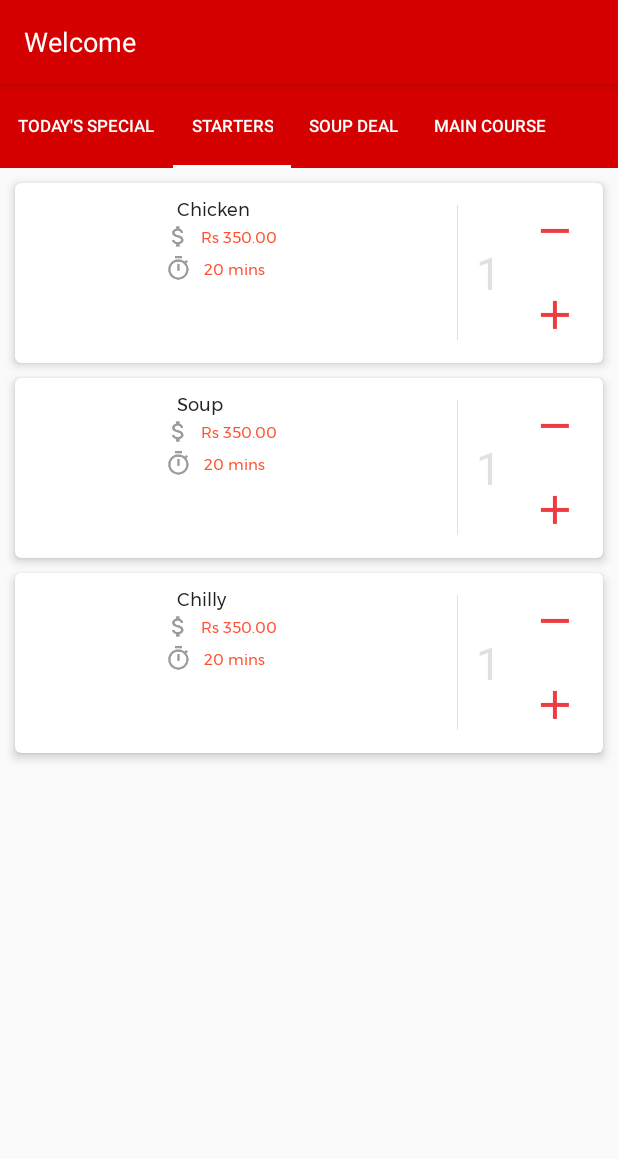
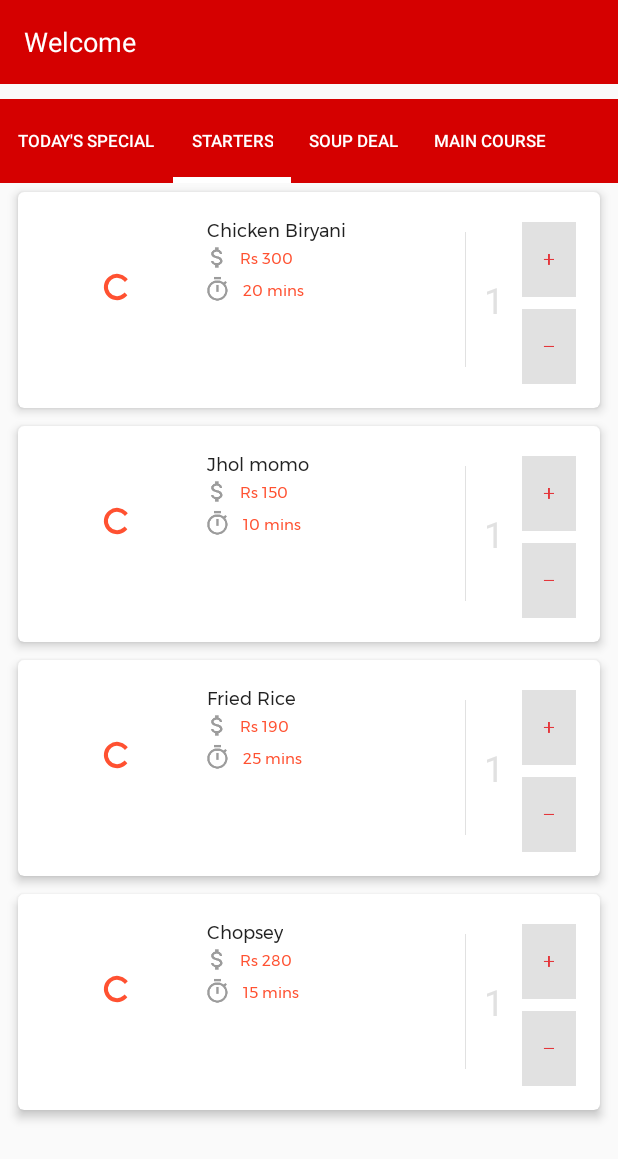
Before and after one commit to bipin-adh/Order-Manage, an Android app: the screen it shows after launch (MainActivity), tab 2 chosen, on a phone screen of 412 x 824 dp. Shown: the top 1159 px of the screen. Run offline under Robolectric (Android 15) with nearby library versions, the phone set to English and light mode, and no system bars; pictures from the network do not load; 1 statement that could not run was skipped.

Commit message:
Add quantity logic

```diff
--- a/app/src/main/AndroidManifest.xml
+++ b/app/src/main/AndroidManifest.xml
@@ -1,6 +1,9 @@
 <?xml version="1.0" encoding="utf-8"?>
 <manifest xmlns:android="http://schemas.android.com/apk/res/android"
     package="com.example.bpn8adh.ordermanage">
+
+    <uses-permission android:name="android.permission.INTERNET" />
+
 
     <application
         android:allowBackup="true"
--- a/app/src/main/java/com/example/bpn8adh/ordermanage/activities/MainActivity.java
+++ b/app/src/main/java/com/example/bpn8adh/ordermanage/activities/MainActivity.java
@@ -4,6 +4,7 @@ import android.os.Bundle;
 import android.support.design.widget.TabLayout;
 import android.support.v4.view.ViewPager;
 import android.support.v7.app.AppCompatActivity;
+import android.view.WindowManager;
 
 import com.example.bpn8adh.ordermanage.R;
 import com.example.bpn8adh.ordermanage.adapters.TabPagerAdapter;
--- /dev/null
+++ b/app/src/main/java/com/example/bpn8adh/ordermanage/adapters/MainCourseAdapter.java
@@ -0,0 +1,8 @@
+package com.example.bpn8adh.ordermanage.adapters;
+
+/**
+ * Created by bpn8adh on 28/02/18.
+ */
+
+public class MainCourseAdapter {
+}
--- /dev/null
+++ b/app/src/main/java/com/example/bpn8adh/ordermanage/adapters/SoupAdapter.java
@@ -0,0 +1,8 @@
+package com.example.bpn8adh.ordermanage.adapters;
+
+/**
+ * Created by bpn8adh on 28/02/18.
+ */
+
+public class SoupAdapter {
+}
--- a/app/src/main/java/com/example/bpn8adh/ordermanage/adapters/StartersAdapter.java
+++ b/app/src/main/java/com/example/bpn8adh/ordermanage/adapters/StartersAdapter.java
@@ -9,49 +9,61 @@ import android.graphics.Bitmap;
 import android.support.v4.graphics.drawable.RoundedBitmapDrawable;
 import android.support.v4.graphics.drawable.RoundedBitmapDrawableFactory;
 import android.support.v7.widget.RecyclerView;
+import android.util.Log;
 import android.view.LayoutInflater;
 import android.view.View;
 import android.view.ViewGroup;
 import android.widget.ImageView;
+import android.widget.ProgressBar;
 import android.widget.TextView;
 
 import com.bumptech.glide.Glide;
 import com.bumptech.glide.request.target.BitmapImageViewTarget;
 import com.example.bpn8adh.ordermanage.R;
+import com.example.bpn8adh.ordermanage.models.FoodDetails;
 
-public class StartersAdapter extends RecyclerView.Adapter<StartersAdapter.MyViewHolder> {
+import java.util.ArrayList;
 
-    private final boolean isGridView;
+public class StartersAdapter extends RecyclerView.Adapter<StartersAdapter.MyViewHolder>{
+
+    public static final String TAG = StartersAdapter.class.getSimpleName();
     private Context context;
-    private String[] app_name;
-    private int[] app_icon;
     private MyViewHolder myViewHolder;
+    private ArrayList<FoodDetails> foodDetailList = new ArrayList<>();
 
-    public StartersAdapter(Context context, String[] app_name, int[] app_icon, boolean isGridView) {
+    private String foodName;
+    private String foodPrice;
+    private String foodPrepTime;
+    private String foodImage;
+
+    private int quantityCount = 0;
+
+    public StartersAdapter(Context context, ArrayList<FoodDetails> foodDetailList) {
 
         this.context = context;
-        this.app_icon = app_icon;
-        this.app_name = app_name;
-        this.isGridView = isGridView;
+        this.foodDetailList = foodDetailList;
     }
 
     @Override
     public MyViewHolder onCreateViewHolder(ViewGroup parent, int viewType) {
 
         View itemView;
-//            itemView = LayoutInflater.from(parent.getContext())
-//                    .inflate(R.layout.custom_grid, parent, false);
         itemView = LayoutInflater.from(parent.getContext())
                 .inflate(R.layout.item_list, parent, false);
 
         myViewHolder = new MyViewHolder(itemView);
         return myViewHolder;
-
     }
 
     @Override
     public void onBindViewHolder(final MyViewHolder holder, int position) {
-        Glide.with(context).load(app_icon[position]).asBitmap().centerCrop().into(new BitmapImageViewTarget(holder.imageViewItem) {
+        holder.progressBar.setVisibility(View.VISIBLE);
+        foodName = foodDetailList.get(position).getFoodName();
+        foodPrice = foodDetailList.get(position).getFoodPrice();
+        foodImage = foodDetailList.get(position).getFoodImage();
+        foodPrepTime = foodDetailList.get(position).getFoodPreparationTime();
+
+        Glide.with(context).load(foodImage).asBitmap().centerCrop().into(new BitmapImageViewTarget(holder.imageViewItem) {
             @Override
             protected void setResource(Bitmap resource) {
                 RoundedBitmapDrawable circularBitmapDrawable =
@@ -59,25 +71,74 @@ public class StartersAdapter extends RecyclerView.Adapter<StartersAdapter.MyView
 //                circularBitmapDrawable.setCircular(true);
 //                circularBitmapDrawable.setCornerRadius(16);
                 holder.imageViewItem.setImageDrawable(circularBitmapDrawable);
+                if (holder.progressBar != null) {
+                    holder.progressBar.setVisibility(View.GONE);
+                }
             }
         });
-        holder.textViewItemName.setText(app_name[position]);
+        holder.textViewItemName.setText(foodName);
+        holder.textViewPrepTime.setText(foodPrepTime);
+        holder.textViewPrice.setText(foodPrice);
+
+        holder.imageViewQuantityIncrease.setOnClickListener(new View.OnClickListener() {
+            @Override
+            public void onClick(View view) {
+                int addCount = increaseQuantityCount();
+                holder.textViewQuantityTotal.setText(""+addCount);
+            }
+        });
+        holder.imageViewQuantityDecrease.setOnClickListener(new View.OnClickListener() {
+            @Override
+            public void onClick(View view) {
+             int decreaseCount = decreaseQuantityCount();
+             holder.textViewQuantityTotal.setText(""+decreaseCount);
+            }
+        });
+
+//        holder.textViewQuantityTotal.setText(String.valueOf(quantityCount));
     }
 
     @Override
     public int getItemCount() {
-        return app_name.length;
+        return foodDetailList.size();
+    }
+
+    private int decreaseQuantityCount() {
+        if (quantityCount > 0) {
+            quantityCount--;
+        }
+        Log.d(TAG, "aaaa decreaseQuantityCount: - --->" + quantityCount);
+        return quantityCount;
+    }
+
+    private int increaseQuantityCount() {
+        quantityCount++;
+        Log.d(TAG, "aaaa increaseQuantityCount: + ---> " + quantityCount);
+        return quantityCount;
     }
 
     public class MyViewHolder extends RecyclerView.ViewHolder {
         TextView textViewItemName;
+        TextView textViewPrepTime;
+        TextView textViewQuantityTotal;
+        TextView textViewPrice;
+
+        ProgressBar progressBar;
         ImageView imageViewItem;
+        ImageView imageViewQuantityIncrease;
+        ImageView imageViewQuantityDecrease;
 
         public MyViewHolder(View view) {
             super(view);
+            textViewItemName = view.findViewById(R.id.tv_item_name);
+            textViewPrepTime = view.findViewById(R.id.tv_time);
+            textViewPrice = view.findViewById(R.id.tv_price);
+            progressBar = view.findViewById(R.id.item_image_progress_bar);
+
             imageViewItem = view.findViewById(R.id.iv_item_logo);
-            textViewItemName =view.findViewById(R.id.tv_item_name);
-
+            imageViewQuantityIncrease = view.findViewById(R.id.iv_quantity_increase);
+            imageViewQuantityDecrease = view.findViewById(R.id.iv_quantity_decrease);
+            textViewQuantityTotal = view.findViewById(R.id.tv_item_quantity);
         }
     }
 }
--- /dev/null
+++ b/app/src/main/java/com/example/bpn8adh/ordermanage/adapters/TodaysSpecialAdapter.java
@@ -0,0 +1,8 @@
+package com.example.bpn8adh.ordermanage.adapters;
+
+/**
+ * Created by bpn8adh on 28/02/18.
+ */
+
+public class TodaysSpecialAdapter {
+}
--- a/app/src/main/java/com/example/bpn8adh/ordermanage/fragments/StartersFragment.java
+++ b/app/src/main/java/com/example/bpn8adh/ordermanage/fragments/StartersFragment.java
@@ -1,5 +1,4 @@
 package com.example.bpn8adh.ordermanage.fragments;
-
 
 import android.content.Context;
 import android.os.Bundle;
@@ -13,26 +12,23 @@ import android.view.ViewGroup;
 
 import com.example.bpn8adh.ordermanage.R;
 import com.example.bpn8adh.ordermanage.adapters.StartersAdapter;
+import com.example.bpn8adh.ordermanage.models.FoodDetails;
+
+import java.util.ArrayList;
 
 /**
  * A simple {@link Fragment} subclass.
  */
 public class StartersFragment extends Fragment {
     Context mContext;
-    //    private GridView gridview;
     private RecyclerView recyclerView;
-    private static String[] app_name = {
-            "Chicken",
-            "Soup",
-            "Chilly"};
-    private static int[] app_icon = {
-            R.drawable.soup, R.drawable.soup, R.drawable.soup};
-
+    private LinearLayoutManager linearLayoutManager;
+    private StartersAdapter startersAdapter;
+    private ArrayList<FoodDetails> foodDetailList = new ArrayList<>();
 
     public StartersFragment() {
         // Required empty public constructor
     }
-
 
     @Override
     public void onAttach(Context context) {
@@ -43,12 +39,13 @@ public class StartersFragment extends Fragment {
     @Override
     public void onViewCreated(View view, @Nullable Bundle savedInstanceState) {
         super.onViewCreated(view, savedInstanceState);
-        // casting xml GridView into javacode
+
+        setItemDetails();
         recyclerView = view.findViewById(R.id.recyclerView);
-        recyclerView.setLayoutManager(new LinearLayoutManager(mContext));
-        // setting up Adapter tp GridView
-        recyclerView.setAdapter(new StartersAdapter(mContext, app_name, app_icon, false));
-
+        linearLayoutManager = new LinearLayoutManager(mContext);
+        recyclerView.setLayoutManager(linearLayoutManager);
+        startersAdapter = new StartersAdapter(mContext, foodDetailList);
+        recyclerView.setAdapter(startersAdapter);
     }
 
     @Override
@@ -58,4 +55,33 @@ public class StartersFragment extends Fragment {
         return inflater.inflate(R.layout.fragment_tabs, container, false);
     }
 
+    private void setItemDetails() {
+        FoodDetails foodDetails = new FoodDetails();
+        foodDetails.setFoodName("Chicken Biryani");
+        foodDetails.setFoodPreparationTime("20 mins");
+        foodDetails.setFoodPrice("Rs 300");
+        foodDetails.setFoodImage("https://cdn5.norecipes.com/wp-content/uploads/2017/05/05021751/chicken-biryani-12-1290x1934.jpg");
+        foodDetailList.add(foodDetails);
+
+        FoodDetails foodDetails1 = new FoodDetails();
+        foodDetails1.setFoodName("Jhol momo");
+        foodDetails1.setFoodPreparationTime("10 mins");
+        foodDetails1.setFoodPrice("Rs 150");
+        foodDetails1.setFoodImage("http://3.bp.blogspot.com/-lJKqWMQ1INk/VnIa8oF2pKI/AAAAAAAABJ0/C8pZkTbcH6k/s1600/IMG_4360_E.JPG");
+        foodDetailList.add(foodDetails1);
+
+        FoodDetails foodDetails2 = new FoodDetails();
+        foodDetails2.setFoodName("Fried Rice");
+        foodDetails2.setFoodPreparationTime("25 mins");
+        foodDetails2.setFoodPrice("Rs 190");
+        foodDetails2.setFoodImage("http://www.foodpost.ca/wp-content/uploads/2017/06/chinese-fried-rice-780x520.jpg");
+        foodDetailList.add(foodDetails2);
+
+        FoodDetails foodDetails3 = new FoodDetails();
+        foodDetails3.setFoodName("Chopsey");
+        foodDetails3.setFoodPreparationTime("15 mins");
+        foodDetails3.setFoodPrice("Rs 280");
+        foodDetails3.setFoodImage("https://media-cdn.tripadvisor.com/media/photo-s/06/84/09/c6/bhanchha.jpg");
+        foodDetailList.add(foodDetails3);
+    }
 }
--- a/app/src/main/java/com/example/bpn8adh/ordermanage/fragments/TodaysSpecialFragment.java
+++ b/app/src/main/java/com/example/bpn8adh/ordermanage/fragments/TodaysSpecialFragment.java
@@ -22,15 +22,6 @@ public class TodaysSpecialFragment extends Fragment {
 
     //    GridView gridview;
     Context mContext;
-    private static String[] app_name = {
-            "Chicken biryani",
-            "Jhol momo",
-            "Fried rice", "Chicken chowmein"};
-    private static int[] app_icon = {
-            R.drawable.food,
-            R.drawable.food,
-            R.drawable.food,
-            R.drawable.food};
     private RecyclerView recyclerView;
 
     public TodaysSpecialFragment() {
@@ -47,11 +38,9 @@ public class TodaysSpecialFragment extends Fragment {
     @Override
     public void onViewCreated(View view, @Nullable Bundle savedInstanceState) {
         super.onViewCreated(view, savedInstanceState);
-        // casting xml GridView into javacode
         recyclerView = view.findViewById(R.id.recyclerView);
         recyclerView.setLayoutManager(new LinearLayoutManager(mContext));
-        // setting up Adapter tp GridView
-        recyclerView.setAdapter(new StartersAdapter(mContext, app_name, app_icon, false));
+//        recyclerView.setAdapter(new StartersAdapter(mContext,null));
 
 
     }
--- a/app/src/main/res/layout/activity_main.xml
+++ b/app/src/main/res/layout/activity_main.xml
@@ -8,7 +8,7 @@
         android:id="@+id/app_bar"
         android:layout_width="match_parent"
         android:layout_height="wrap_content"
-        android:elevation="0dp"
+        app:elevation="0dp"
         android:theme="@style/AppTheme.AppBarOverlay">
 
         <android.support.v7.widget.Toolbar
--- a/app/src/main/res/layout/content_main.xml
+++ b/app/src/main/res/layout/content_main.xml
@@ -1,31 +1,44 @@
 <?xml version="1.0" encoding="utf-8"?>
-<RelativeLayout xmlns:android="http://schemas.android.com/apk/res/android"
+<android.support.constraint.ConstraintLayout xmlns:android="http://schemas.android.com/apk/res/android"
     xmlns:app="http://schemas.android.com/apk/res-auto"
     xmlns:tools="http://schemas.android.com/tools"
     android:layout_width="match_parent"
     android:layout_height="match_parent"
-    app:layout_behavior="@string/appbar_scrolling_view_behavior"
-    tools:context="com.example.bpn8adh.ordermanage.activities.MainActivity"
     tools:showIn="@layout/activity_main">
 
     <android.support.design.widget.TabLayout
         android:id="@+id/tabLayoutEvents"
-        android:layout_width="match_parent"
+        android:layout_width="0dp"
         android:layout_height="?attr/actionBarSize"
         android:layout_gravity="bottom"
+        android:maxWidth="200dp"
         android:background="@color/colorPrimary"
+        android:overScrollMode="never"
+        app:layout_constraintLeft_toLeftOf="parent"
+        app:layout_constraintRight_toRightOf="parent"
+        app:layout_constraintTop_toTopOf="@+id/guideline"
+        app:tabGravity="fill"
         app:tabIndicatorColor="@color/white"
-        app:tabIndicatorHeight="@dimen/dp2"
-        app:tabTextColor="@color/white"
-        android:overScrollMode="never"
-        app:tabGravity="fill"
+        app:tabIndicatorHeight="4dp"
         app:tabSelectedTextColor="@color/white"
-        app:tabTextAppearance="@style/MineCustomTabText" />
+        app:tabTextAppearance="@style/MineCustomTabText"
+        app:tabTextColor="@color/white" />
 
     <android.support.v4.view.ViewPager
         android:id="@+id/viewPagerMain"
-        android:layout_width="match_parent"
-        android:layout_height="match_parent"
+        android:layout_width="0dp"
+        android:layout_height="0dp"
         android:layout_below="@id/tabLayoutEvents"
-        app:layout_behavior="@string/appbar_scrolling_view_behavior" />
-</RelativeLayout>
+        app:layout_behavior="@string/appbar_scrolling_view_behavior"
+        app:layout_constraintBottom_toBottomOf="parent"
+        app:layout_constraintLeft_toLeftOf="parent"
+        app:layout_constraintRight_toRightOf="parent"
+        app:layout_constraintTop_toBottomOf="@+id/tabLayoutEvents" />
+
+    <android.support.constraint.Guideline
+        android:id="@+id/guideline"
+        android:layout_width="wrap_content"
+        android:layout_height="wrap_content"
+        android:orientation="horizontal"
+        app:layout_constraintGuide_percent="0.08"/>
+</android.support.constraint.ConstraintLayout>
--- a/app/src/main/res/layout/fragment_tabs.xml
+++ b/app/src/main/res/layout/fragment_tabs.xml
@@ -14,8 +14,6 @@
             android:layout_width="match_parent"
             android:layout_height="match_parent"
             android:clipToPadding="false"
-            android:paddingBottom="10dp"
-            android:paddingLeft="10dp"
              />
 
     </LinearLayout>
--- a/app/src/main/res/layout/item_list.xml
+++ b/app/src/main/res/layout/item_list.xml
@@ -4,8 +4,10 @@
     android:id="@+id/cv_item_details"
     android:layout_width="match_parent"
     android:layout_height="wrap_content"
-    android:layout_marginRight="10dp"
-    android:layout_marginTop="10dp"
+    android:layout_marginBottom="6dp"
+    android:layout_marginLeft="12dp"
+    android:layout_marginRight="12dp"
+    android:layout_marginTop="6dp"
     android:foreground="?selectableItemBackground"
     app:cardCornerRadius="4dp"
     app:cardElevation="4dp">
@@ -13,7 +15,8 @@
     <RelativeLayout
         android:layout_width="match_parent"
         android:layout_height="match_parent"
-        android:padding="8dp">
+        android:gravity="center"
+        android:padding="16dp">
 
         <RelativeLayout
             android:id="@+id/rl_image"
@@ -23,12 +26,12 @@
 
             <ImageView
                 android:id="@+id/iv_item_logo"
-                android:layout_width="84dp"
-                android:layout_height="78dp"
+                android:layout_width="100dp"
+                android:layout_height="95dp"
                 android:scaleType="fitXY" />
 
             <ProgressBar
-                android:id="@+id/progress_bar"
+                android:id="@+id/item_image_progress_bar"
                 style="?android:attr/progressBarStyleSmall"
                 android:layout_width="20dp"
                 android:layout_height="20dp"
@@ -42,10 +45,9 @@
             android:layout_width="wrap_content"
             android:layout_height="wrap_content"
             android:layout_alignParentTop="true"
-            android:layout_marginLeft="8dp"
+            android:layout_marginLeft="2dp"
             android:layout_toRightOf="@id/rl_image"
             android:maxLines="2"
-            android:text="Chicken biryani"
             android:textSize="12sp" />
 
         <TextView
@@ -58,7 +60,6 @@
             android:layout_toRightOf="@id/rl_image"
             android:paddingTop="2dp"
             android:singleLine="true"
-            android:text="Rs 350.00"
             android:textColor="@color/colorAccent"
             android:textSize="10sp" />
 
@@ -90,7 +91,6 @@
             android:layout_toRightOf="@id/iv_timer"
             android:paddingTop="2dp"
             android:singleLine="true"
-            android:text="20 mins"
             android:textColor="@color/colorAccent"
             android:textSize="10sp" />
 
@@ -101,12 +101,11 @@
             android:layout_centerVertical="true"
             android:layout_marginLeft="18dp"
             android:layout_marginTop="4dp"
-            android:layout_toLeftOf="@id/tv_num_of_items"
+            android:layout_toLeftOf="@id/tv_item_quantity"
             android:background="@color/gray_color_dark" />
 
         <TextView
-            android:textColor="@color/gray_color_dark"
-            android:id="@+id/tv_num_of_items"
+            android:id="@+id/tv_item_quantity"
             android:layout_width="wrap_content"
             android:layout_height="wrap_content"
             android:layout_centerVertical="true"
@@ -114,7 +113,8 @@
             android:layout_marginRight="12dp"
             android:layout_toLeftOf="@+id/ll_item_num"
             android:text="1"
-            android:textSize="30sp" />
+            android:textColor="@color/gray_color_dark"
+            android:textSize="24sp" />
 
 
         <LinearLayout
@@ -126,18 +126,26 @@
             android:orientation="vertical">
 
             <ImageView
-                android:padding="8dp"
-                android:layout_width="wrap_content"
-                android:layout_height="wrap_content"
-                android:layout_marginBottom="4dp"
-                android:src="@drawable/ic_minus" />
+                android:id="@+id/iv_quantity_increase"
+                android:layout_width="36dp"
+                android:layout_height="50dp"
+                android:layout_marginTop="4dp"
+                android:foreground="?android:attr/selectableItemBackground"
+                android:clickable="true"
+                android:background="@color/gray_color_dark"
+                android:padding="12dp"
+                android:layout_marginBottom="8dp"
+                android:src="@drawable/ic_add" />
 
             <ImageView
-                android:padding="8dp"
-                android:layout_width="wrap_content"
-                android:layout_height="wrap_content"
-                android:layout_marginTop="4dp"
-                android:src="@drawable/ic_add" />
+                android:id="@+id/iv_quantity_decrease"
+                android:layout_width="36dp"
+                android:layout_height="50dp"
+                android:clickable="true"
+                android:foreground="?android:attr/selectableItemBackground"
+                android:background="@color/gray_color_dark"
+                android:padding="12dp"
+                android:src="@drawable/ic_minus" />
 
         </LinearLayout>
 
```
